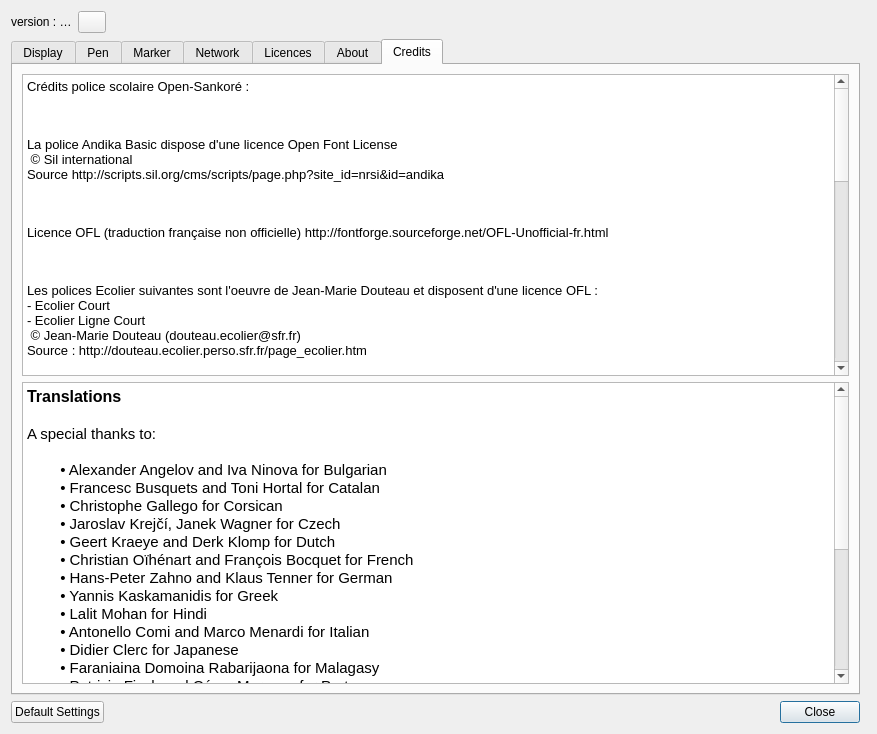
The window that resources/forms/preferences.ui (davidguyomarch/Sankore) describes before a commit, drawn with Qt 5.
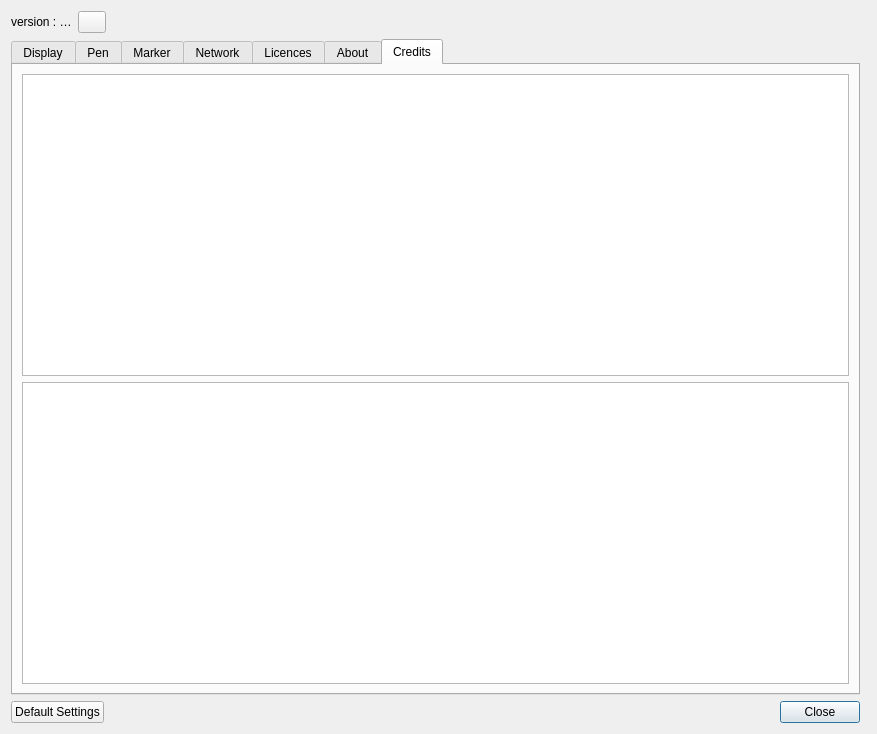
The same window after the commit. The open tabs and pages were chosen to show the change. Icons and pictures are not drawn.

```diff
--- a/resources/forms/preferences.ui
+++ b/resources/forms/preferences.ui
@@ -2691,62 +2691,7 @@
        <item>
         <widget class="QTextBrowser" name="credentialTextBrowser">
          <property name="html">
-          <string notr="true">&lt;!DOCTYPE HTML PUBLIC &quot;-//W3C//DTD HTML 4.0//EN&quot; &quot;http://www.w3.org/TR/REC-html40/strict.dtd&quot;&gt;
-&lt;html&gt;&lt;head&gt;&lt;meta name=&quot;qrichtext&quot; content=&quot;1&quot; /&gt;&lt;style type=&quot;text/css&quot;&gt;
-p, li { white-space: pre-wrap; }
-&lt;/style&gt;&lt;/head&gt;&lt;body style=&quot; font-family:'MS Shell Dlg 2'; font-size:8.25pt; font-weight:400; font-style:normal;&quot;&gt;
-&lt;p style=&quot; margin-top:0px; margin-bottom:0px; margin-left:0px; margin-right:0px; -qt-block-indent:0; text-indent:0px;&quot;&gt;&lt;span style=&quot; font-family:'Ubuntu'; font-size:10pt;&quot;&gt;Crédits police scolaire Open-Sankoré : &lt;/span&gt;&lt;/p&gt;
-&lt;p style=&quot;-qt-paragraph-type:empty; margin-top:0px; margin-bottom:0px; margin-left:0px; margin-right:0px; -qt-block-indent:0; text-indent:0px; font-family:'Ubuntu'; font-size:10pt;&quot;&gt;&lt;br /&gt;&lt;/p&gt;
-&lt;p style=&quot; margin-top:0px; margin-bottom:0px; margin-left:0px; margin-right:0px; -qt-block-indent:0; text-indent:0px;&quot;&gt;&lt;span style=&quot; font-family:'Ubuntu'; font-size:10pt;&quot;&gt;&lt;br /&gt;&lt;/span&gt;&lt;/p&gt;
-&lt;p style=&quot; margin-top:0px; margin-bottom:0px; margin-left:0px; margin-right:0px; -qt-block-indent:0; text-indent:0px;&quot;&gt;&lt;span style=&quot; font-family:'Ubuntu'; font-size:10pt;&quot;&gt;La police Andika Basic dispose d'une licence Open Font License &lt;/span&gt;&lt;/p&gt;
-&lt;p style=&quot; margin-top:0px; margin-bottom:0px; margin-left:0px; margin-right:0px; -qt-block-indent:0; text-indent:0px;&quot;&gt;&lt;span style=&quot; font-family:'Ubuntu'; font-size:10pt;&quot;&gt; © Sil international&lt;/span&gt;&lt;/p&gt;
-&lt;p style=&quot; margin-top:0px; margin-bottom:0px; margin-left:0px; margin-right:0px; -qt-block-indent:0; text-indent:0px;&quot;&gt;&lt;span style=&quot; font-family:'Ubuntu'; font-size:10pt;&quot;&gt;Source http://scripts.sil.org/cms/scripts/page.php?site_id=nrsi&amp;amp;id=andika&lt;/span&gt;&lt;/p&gt;
-&lt;p style=&quot;-qt-paragraph-type:empty; margin-top:0px; margin-bottom:0px; margin-left:0px; margin-right:0px; -qt-block-indent:0; text-indent:0px; font-family:'Ubuntu'; font-size:10pt;&quot;&gt;&lt;br /&gt;&lt;/p&gt;
-&lt;p style=&quot; margin-top:0px; margin-bottom:0px; margin-left:0px; margin-right:0px; -qt-block-indent:0; text-indent:0px;&quot;&gt;&lt;span style=&quot; font-family:'Ubuntu'; font-size:10pt;&quot;&gt;&lt;br /&gt;&lt;/span&gt;&lt;/p&gt;
-&lt;p style=&quot; margin-top:0px; margin-bottom:0px; margin-left:0px; margin-right:0px; -qt-block-indent:0; text-indent:0px;&quot;&gt;&lt;span style=&quot; font-family:'Ubuntu'; font-size:10pt;&quot;&gt;Licence OFL (traduction française non officielle) http://fontforge.sourceforge.net/OFL-Unofficial-fr.html&lt;/span&gt;&lt;/p&gt;
-&lt;p style=&quot;-qt-paragraph-type:empty; margin-top:0px; margin-bottom:0px; margin-left:0px; margin-right:0px; -qt-block-indent:0; text-indent:0px; font-family:'Ubuntu'; font-size:10pt;&quot;&gt;&lt;br /&gt;&lt;/p&gt;
-&lt;p style=&quot; margin-top:0px; margin-bottom:0px; margin-left:0px; margin-right:0px; -qt-block-indent:0; text-indent:0px;&quot;&gt;&lt;span style=&quot; font-family:'Ubuntu'; font-size:10pt;&quot;&gt;&lt;br /&gt;&lt;/span&gt;&lt;/p&gt;
-&lt;p style=&quot; margin-top:0px; margin-bottom:0px; margin-left:0px; margin-right:0px; -qt-block-indent:0; text-indent:0px;&quot;&gt;&lt;span style=&quot; font-family:'Ubuntu'; font-size:10pt;&quot;&gt;Les polices Ecolier suivantes sont l'oeuvre de Jean-Marie Douteau et disposent d'une licence OFL : &lt;/span&gt;&lt;/p&gt;
-&lt;p style=&quot; margin-top:0px; margin-bottom:0px; margin-left:0px; margin-right:0px; -qt-block-indent:0; text-indent:0px;&quot;&gt;&lt;span style=&quot; font-family:'Ubuntu'; font-size:10pt;&quot;&gt;- Ecolier Court &lt;/span&gt;&lt;/p&gt;
-&lt;p style=&quot; margin-top:0px; margin-bottom:0px; margin-left:0px; margin-right:0px; -qt-block-indent:0; text-indent:0px;&quot;&gt;&lt;span style=&quot; font-family:'Ubuntu'; font-size:10pt;&quot;&gt;- Ecolier Ligne Court&lt;/span&gt;&lt;/p&gt;
-&lt;p style=&quot; margin-top:0px; margin-bottom:0px; margin-left:0px; margin-right:0px; -qt-block-indent:0; text-indent:0px;&quot;&gt;&lt;span style=&quot; font-family:'Ubuntu'; font-size:10pt;&quot;&gt; © Jean-Marie Douteau (douteau.ecolier@sfr.fr)&lt;/span&gt;&lt;/p&gt;
-&lt;p style=&quot; margin-top:0px; margin-bottom:0px; margin-left:0px; margin-right:0px; -qt-block-indent:0; text-indent:0px;&quot;&gt;&lt;span style=&quot; font-family:'Ubuntu'; font-size:10pt;&quot;&gt;Source : http://douteau.ecolier.perso.sfr.fr/page_ecolier.htm&lt;/span&gt;&lt;/p&gt;
-&lt;p style=&quot;-qt-paragraph-type:empty; margin-top:0px; margin-bottom:0px; margin-left:0px; margin-right:0px; -qt-block-indent:0; text-indent:0px; font-family:'Ubuntu'; font-size:10pt;&quot;&gt;&lt;br /&gt;&lt;/p&gt;
-&lt;p style=&quot; margin-top:0px; margin-bottom:0px; margin-left:0px; margin-right:0px; -qt-block-indent:0; text-indent:0px;&quot;&gt;&lt;span style=&quot; font-family:'Ubuntu'; font-size:10pt;&quot;&gt;&lt;br /&gt;&lt;/span&gt;&lt;/p&gt;
-&lt;p style=&quot; margin-top:0px; margin-bottom:0px; margin-left:0px; margin-right:0px; -qt-block-indent:0; text-indent:0px;&quot;&gt;&lt;span style=&quot; font-family:'Ubuntu'; font-size:10pt;&quot;&gt;Les polices Ecolier suivantes sont l'oeuvre de Jean-Marie Douteau et disposent d'une licence Creative Commons BY NC ND :&lt;/span&gt;&lt;/p&gt;
-&lt;p style=&quot; margin-top:0px; margin-bottom:0px; margin-left:0px; margin-right:0px; -qt-block-indent:0; text-indent:0px;&quot;&gt;&lt;span style=&quot; font-family:'Ubuntu'; font-size:10pt;&quot;&gt;- Ecolier lignes pointillés&lt;/span&gt;&lt;/p&gt;
-&lt;p style=&quot; margin-top:0px; margin-bottom:0px; margin-left:0px; margin-right:0px; -qt-block-indent:0; text-indent:0px;&quot;&gt;&lt;span style=&quot; font-family:'Ubuntu'; font-size:10pt;&quot;&gt;- Écolier pointillés&lt;/span&gt;&lt;/p&gt;
-&lt;p style=&quot; margin-top:0px; margin-bottom:0px; margin-left:0px; margin-right:0px; -qt-block-indent:0; text-indent:0px;&quot;&gt;&lt;span style=&quot; font-family:'Ubuntu'; font-size:10pt;&quot;&gt;- Écolier CP&lt;/span&gt;&lt;/p&gt;
-&lt;p style=&quot; margin-top:0px; margin-bottom:0px; margin-left:0px; margin-right:0px; -qt-block-indent:0; text-indent:0px;&quot;&gt;&lt;span style=&quot; font-family:'Ubuntu'; font-size:10pt;&quot;&gt;- Écolier CP pointillés&lt;/span&gt;&lt;/p&gt;
-&lt;p style=&quot; margin-top:0px; margin-bottom:0px; margin-left:0px; margin-right:0px; -qt-block-indent:0; text-indent:0px;&quot;&gt;&lt;span style=&quot; font-family:'Ubuntu'; font-size:10pt;&quot;&gt; © Jean-Marie Douteau (douteau.ecolier@sfr.fr)&lt;/span&gt;&lt;/p&gt;
-&lt;p style=&quot; margin-top:0px; margin-bottom:0px; margin-left:0px; margin-right:0px; -qt-block-indent:0; text-indent:0px;&quot;&gt;&lt;span style=&quot; font-family:'Ubuntu'; font-size:10pt;&quot;&gt;Source : http://douteau.ecolier.perso.sfr.fr/page_ecolier.htm&lt;/span&gt;&lt;/p&gt;
-&lt;p style=&quot;-qt-paragraph-type:empty; margin-top:0px; margin-bottom:0px; margin-left:0px; margin-right:0px; -qt-block-indent:0; text-indent:0px; font-family:'Ubuntu'; font-size:10pt;&quot;&gt;&lt;br /&gt;&lt;/p&gt;
-&lt;p style=&quot; margin-top:0px; margin-bottom:0px; margin-left:0px; margin-right:0px; -qt-block-indent:0; text-indent:0px;&quot;&gt;&lt;span style=&quot; font-family:'Ubuntu'; font-size:10pt;&quot;&gt;&lt;br /&gt;&lt;/span&gt;&lt;/p&gt;
-&lt;p style=&quot; margin-top:0px; margin-bottom:0px; margin-left:0px; margin-right:0px; -qt-block-indent:0; text-indent:0px;&quot;&gt;&lt;span style=&quot; font-family:'Ubuntu'; font-size:10pt;&quot;&gt;Les polices Cursive sont l'oeuvre d'Antoine Fetet (antoine.fetet@laposte.net) à partir d'une police proposée par Jean-Claude Gineau&lt;/span&gt;&lt;/p&gt;
-&lt;p style=&quot; margin-top:0px; margin-bottom:0px; margin-left:0px; margin-right:0px; -qt-block-indent:0; text-indent:0px;&quot;&gt;&lt;span style=&quot; font-family:'Ubuntu'; font-size:10pt;&quot;&gt;Source : http://lps13.free.fr/contenu/construire/Cursive_standard.zip et http://fr.fontriver.com/font/gino_school_script/&lt;/span&gt;&lt;/p&gt;
-&lt;p style=&quot; margin-top:0px; margin-bottom:0px; margin-left:0px; margin-right:0px; -qt-block-indent:0; text-indent:0px;&quot;&gt;&lt;span style=&quot; font-family:'Ubuntu'; font-size:10pt;&quot;&gt;L'auteur en autorise l'utilisation dans le cadre du logiciel open-Sankoré pour un usage non commercial&lt;/span&gt;&lt;/p&gt;
-&lt;p style=&quot;-qt-paragraph-type:empty; margin-top:0px; margin-bottom:0px; margin-left:0px; margin-right:0px; -qt-block-indent:0; text-indent:0px; font-family:'Ubuntu'; font-size:10pt;&quot;&gt;&lt;br /&gt;&lt;/p&gt;
-&lt;p style=&quot; margin-top:0px; margin-bottom:0px; margin-left:0px; margin-right:0px; -qt-block-indent:0; text-indent:0px;&quot;&gt;&lt;span style=&quot; font-family:'Ubuntu'; font-size:10pt;&quot;&gt;&lt;br /&gt;&lt;/span&gt;&lt;/p&gt;
-&lt;p style=&quot; margin-top:0px; margin-bottom:0px; margin-left:0px; margin-right:0px; -qt-block-indent:0; text-indent:0px;&quot;&gt;&lt;span style=&quot; font-family:'Ubuntu'; font-size:10pt;&quot;&gt;Les polices Script (Ecole et CaseEcole) sont l'oeuvre d'Henri Rogelet&lt;/span&gt;&lt;/p&gt;
-&lt;p style=&quot; margin-top:0px; margin-bottom:0px; margin-left:0px; margin-right:0px; -qt-block-indent:0; text-indent:0px;&quot;&gt;&lt;span style=&quot; font-family:'Ubuntu'; font-size:10pt;&quot;&gt;Source : http://pointecole.free.fr/polices/SCRIPTCO.zip&lt;/span&gt;&lt;/p&gt;
-&lt;p style=&quot; margin-top:0px; margin-bottom:0px; margin-left:0px; margin-right:0px; -qt-block-indent:0; text-indent:0px;&quot;&gt;&lt;span style=&quot; font-family:'Ubuntu'; font-size:10pt;&quot;&gt;Source : http://pointecole.free.fr/polices/SCRIPTCA.zip&lt;/span&gt;&lt;/p&gt;
-&lt;p style=&quot; margin-top:0px; margin-bottom:0px; margin-left:0px; margin-right:0px; -qt-block-indent:0; text-indent:0px;&quot;&gt;&lt;span style=&quot; font-family:'Ubuntu'; font-size:10pt;&quot;&gt; © Henri Rogelet &amp;lt;h.rogelet@free.fr&amp;gt;&lt;/span&gt;&lt;/p&gt;
-&lt;p style=&quot; margin-top:0px; margin-bottom:0px; margin-left:0px; margin-right:0px; -qt-block-indent:0; text-indent:0px;&quot;&gt;&lt;span style=&quot; font-family:'Ubuntu'; font-size:10pt;&quot;&gt;Autorisation pour un usage non commercial&lt;/span&gt;&lt;/p&gt;
-&lt;p style=&quot; margin-top:0px; margin-bottom:0px; margin-left:0px; margin-right:0px; -qt-block-indent:0; text-indent:0px;&quot;&gt;&lt;span style=&quot; font-family:'Ubuntu'; font-size:10pt;&quot;&gt;Source : http://pointecole.free.fr/polices.html&lt;/span&gt;&lt;/p&gt;
-&lt;p style=&quot;-qt-paragraph-type:empty; margin-top:0px; margin-bottom:0px; margin-left:0px; margin-right:0px; -qt-block-indent:0; text-indent:0px; font-family:'Ubuntu'; font-size:10pt;&quot;&gt;&lt;br /&gt;&lt;/p&gt;
-&lt;p style=&quot; margin-top:0px; margin-bottom:0px; margin-left:0px; margin-right:0px; -qt-block-indent:0; text-indent:0px;&quot;&gt;&lt;span style=&quot; font-family:'Ubuntu'; font-size:10pt;&quot;&gt;&lt;br /&gt;&lt;/span&gt;&lt;/p&gt;
-&lt;p style=&quot; margin-top:0px; margin-bottom:0px; margin-left:0px; margin-right:0px; -qt-block-indent:0; text-indent:0px;&quot;&gt;&lt;span style=&quot; font-family:'Ubuntu'; font-size:10pt;&quot;&gt;La police phonétique, Alphonet est l'oeuvre d'Henri Rogelet&lt;/span&gt;&lt;/p&gt;
-&lt;p style=&quot; margin-top:0px; margin-bottom:0px; margin-left:0px; margin-right:0px; -qt-block-indent:0; text-indent:0px;&quot;&gt;&lt;span style=&quot; font-family:'Ubuntu'; font-size:10pt;&quot;&gt;Source : http://pointecole.free.fr/polices/ALPHONET.zip&lt;/span&gt;&lt;/p&gt;
-&lt;p style=&quot; margin-top:0px; margin-bottom:0px; margin-left:0px; margin-right:0px; -qt-block-indent:0; text-indent:0px;&quot;&gt;&lt;span style=&quot; font-family:'Ubuntu'; font-size:10pt;&quot;&gt; © Henri Rogelet &amp;lt;h.rogelet@free.fr&amp;gt;&lt;/span&gt;&lt;/p&gt;
-&lt;p style=&quot; margin-top:0px; margin-bottom:0px; margin-left:0px; margin-right:0px; -qt-block-indent:0; text-indent:0px;&quot;&gt;&lt;span style=&quot; font-family:'Ubuntu'; font-size:10pt;&quot;&gt;Autorisation pour un usage non commercial&lt;/span&gt;&lt;/p&gt;
-&lt;p style=&quot; margin-top:0px; margin-bottom:0px; margin-left:0px; margin-right:0px; -qt-block-indent:0; text-indent:0px;&quot;&gt;&lt;span style=&quot; font-family:'Ubuntu'; font-size:10pt;&quot;&gt;Source : http://pointecole.free.fr/polices.html&lt;/span&gt;&lt;/p&gt;
-&lt;p style=&quot;-qt-paragraph-type:empty; margin-top:0px; margin-bottom:0px; margin-left:0px; margin-right:0px; -qt-block-indent:0; text-indent:0px; font-family:'Ubuntu'; font-size:10pt;&quot;&gt;&lt;br /&gt;&lt;/p&gt;
-&lt;p style=&quot;-qt-paragraph-type:empty; margin-top:0px; margin-bottom:0px; margin-left:0px; margin-right:0px; -qt-block-indent:0; text-indent:0px; font-family:'Ubuntu'; font-size:10pt;&quot;&gt;&lt;br /&gt;&lt;/p&gt;
-&lt;p style=&quot;-qt-paragraph-type:empty; margin-top:0px; margin-bottom:0px; margin-left:0px; margin-right:0px; -qt-block-indent:0; text-indent:0px; font-family:'Ubuntu'; font-size:10pt;&quot;&gt;&lt;br /&gt;&lt;/p&gt;
-&lt;p style=&quot; margin-top:0px; margin-bottom:0px; margin-left:0px; margin-right:0px; -qt-block-indent:0; text-indent:0px;&quot;&gt;&lt;span style=&quot; font-family:'Ubuntu'; font-size:10pt;&quot;&gt;Les polices EcritureA et EcritureB sont l'oeuvre du &lt;/span&gt;&lt;/p&gt;
-&lt;p style=&quot; margin-top:0px; margin-bottom:0px; margin-left:0px; margin-right:0px; -qt-block-indent:0; text-indent:0px;&quot;&gt;&lt;span style=&quot; font-family:'Ubuntu'; font-size:10pt;&quot;&gt;DGESCO - Bureau des usages numériques et des ressources pédagogiques&lt;/span&gt;&lt;/p&gt;
-&lt;p style=&quot; margin-top:0px; margin-bottom:0px; margin-left:0px; margin-right:0px; -qt-block-indent:0; text-indent:0px;&quot;&gt;&lt;span style=&quot; font-family:'Ubuntu'; font-size:10pt;&quot;&gt;Laurence Bedoin et Malou Verlomme&lt;/span&gt;&lt;/p&gt;
-&lt;p style=&quot; margin-top:0px; margin-bottom:0px; margin-left:0px; margin-right:0px; -qt-block-indent:0; text-indent:0px;&quot;&gt;&lt;span style=&quot; font-family:'Ubuntu'; font-size:10pt;&quot;&gt;Source : http://eduscol.education.fr/cid72979/polices-de-caracteres-cursives-pour-l-enseignement-de-l-ecriture.html&lt;/span&gt;&lt;/p&gt;&lt;/body&gt;&lt;/html&gt;</string>
+          <string notr="true"></string>
          </property>
          <property name="textInteractionFlags">
           <set>Qt::TextSelectableByKeyboard|Qt::TextSelectableByMouse</set>
@@ -2765,39 +2710,7 @@
           <bool>false</bool>
          </property>
          <property name="html">
-          <string>&lt;!DOCTYPE HTML PUBLIC &quot;-//W3C//DTD HTML 4.0//EN&quot; &quot;http://www.w3.org/TR/REC-html40/strict.dtd&quot;&gt;
-&lt;html&gt;&lt;head&gt;&lt;meta name=&quot;qrichtext&quot; content=&quot;1&quot; /&gt;&lt;style type=&quot;text/css&quot;&gt;
-p, li { white-space: pre-wrap; }
-&lt;/style&gt;&lt;/head&gt;&lt;body style=&quot; font-family:'MS Shell Dlg 2'; font-size:8.25pt; font-weight:400; font-style:normal;&quot;&gt;
-&lt;p style=&quot; margin-top:0px; margin-bottom:0px; margin-left:0px; margin-right:0px; -qt-block-indent:0; text-indent:0px;&quot;&gt;&lt;span style=&quot; font-family:'Cantarell'; font-size:12pt; font-weight:600;&quot;&gt;Translations&lt;/span&gt;&lt;/p&gt;
-&lt;p style=&quot;-qt-paragraph-type:empty; margin-top:0px; margin-bottom:0px; margin-left:0px; margin-right:0px; -qt-block-indent:0; text-indent:0px; font-family:'Cantarell'; font-size:12pt; font-weight:600;&quot;&gt;&lt;br /&gt;&lt;/p&gt;
-&lt;p style=&quot; margin-top:0px; margin-bottom:0px; margin-left:0px; margin-right:0px; -qt-block-indent:0; text-indent:0px;&quot;&gt;&lt;span style=&quot; font-family:'Cantarell'; font-size:11pt;&quot;&gt;A special thanks to:&lt;/span&gt;&lt;/p&gt;
-&lt;p style=&quot;-qt-paragraph-type:empty; margin-top:0px; margin-bottom:0px; margin-left:0px; margin-right:0px; -qt-block-indent:0; text-indent:0px; font-family:'Cantarell'; font-size:11pt;&quot;&gt;&lt;br /&gt;&lt;/p&gt;
-&lt;p style=&quot; margin-top:0px; margin-bottom:0px; margin-left:0px; margin-right:0px; -qt-block-indent:0; text-indent:0px;&quot;&gt;&lt;span style=&quot; font-family:'Cantarell'; font-size:11pt;&quot;&gt;        • Alexander Angelov and Iva Ninova for Bulgarian&lt;/span&gt;&lt;/p&gt;
-&lt;p style=&quot; margin-top:0px; margin-bottom:0px; margin-left:0px; margin-right:0px; -qt-block-indent:0; text-indent:0px;&quot;&gt;&lt;span style=&quot; font-family:'Cantarell'; font-size:11pt;&quot;&gt;        • Francesc Busquets and Toni Hortal for Catalan&lt;/span&gt;&lt;/p&gt;
-&lt;p style=&quot; margin-top:0px; margin-bottom:0px; margin-left:0px; margin-right:0px; -qt-block-indent:0; text-indent:0px;&quot;&gt;&lt;span style=&quot; font-family:'Cantarell'; font-size:11pt;&quot;&gt;        • Christophe Gallego for Corsican&lt;/span&gt;&lt;/p&gt;
-&lt;p style=&quot; margin-top:0px; margin-bottom:0px; margin-left:0px; margin-right:0px; -qt-block-indent:0; text-indent:0px;&quot;&gt;&lt;span style=&quot; font-family:'Cantarell'; font-size:11pt;&quot;&gt;        • Jaroslav Krejčí, Janek Wagner for Czech&lt;/span&gt;&lt;/p&gt;
-&lt;p style=&quot; margin-top:0px; margin-bottom:0px; margin-left:0px; margin-right:0px; -qt-block-indent:0; text-indent:0px;&quot;&gt;&lt;span style=&quot; font-family:'Cantarell'; font-size:11pt;&quot;&gt;        • Geert Kraeye and Derk Klomp for Dutch&lt;/span&gt;&lt;/p&gt;
-&lt;p style=&quot; margin-top:0px; margin-bottom:0px; margin-left:0px; margin-right:0px; -qt-block-indent:0; text-indent:0px;&quot;&gt;&lt;span style=&quot; font-family:'Cantarell'; font-size:11pt;&quot;&gt;        • Christian Oïhénart and François Bocquet for French&lt;/span&gt;&lt;/p&gt;
-&lt;p style=&quot; margin-top:0px; margin-bottom:0px; margin-left:0px; margin-right:0px; -qt-block-indent:0; text-indent:0px;&quot;&gt;&lt;span style=&quot; font-family:'Cantarell'; font-size:11pt;&quot;&gt;        • Hans-Peter Zahno and Klaus Tenner for German&lt;/span&gt;&lt;/p&gt;
-&lt;p style=&quot; margin-top:0px; margin-bottom:0px; margin-left:0px; margin-right:0px; -qt-block-indent:0; text-indent:0px;&quot;&gt;&lt;span style=&quot; font-family:'Cantarell'; font-size:11pt;&quot;&gt;        • Yannis Kaskamanidis for Greek&lt;/span&gt;&lt;/p&gt;
-&lt;p style=&quot; margin-top:0px; margin-bottom:0px; margin-left:0px; margin-right:0px; -qt-block-indent:0; text-indent:0px;&quot;&gt;&lt;span style=&quot; font-family:'Cantarell'; font-size:11pt;&quot;&gt;        • Lalit Mohan for Hindi&lt;/span&gt;&lt;/p&gt;
-&lt;p style=&quot; margin-top:0px; margin-bottom:0px; margin-left:0px; margin-right:0px; -qt-block-indent:0; text-indent:0px;&quot;&gt;&lt;span style=&quot; font-family:'Cantarell'; font-size:11pt;&quot;&gt;        • Antonello Comi and Marco Menardi for Italian&lt;/span&gt;&lt;/p&gt;
-&lt;p style=&quot; margin-top:0px; margin-bottom:0px; margin-left:0px; margin-right:0px; -qt-block-indent:0; text-indent:0px;&quot;&gt;&lt;span style=&quot; font-family:'Cantarell'; font-size:11pt;&quot;&gt;        • Didier Clerc for Japanese&lt;/span&gt;&lt;/p&gt;
-&lt;p style=&quot; margin-top:0px; margin-bottom:0px; margin-left:0px; margin-right:0px; -qt-block-indent:0; text-indent:0px;&quot;&gt;&lt;span style=&quot; font-family:'Cantarell'; font-size:11pt;&quot;&gt;        • Faraniaina Domoina Rabarijaona for Malagasy&lt;/span&gt;&lt;/p&gt;
-&lt;p style=&quot; margin-top:0px; margin-bottom:0px; margin-left:0px; margin-right:0px; -qt-block-indent:0; text-indent:0px;&quot;&gt;&lt;span style=&quot; font-family:'Cantarell'; font-size:11pt;&quot;&gt;        • Patricia Fisch and César Marques for Portuguese&lt;/span&gt;&lt;/p&gt;
-&lt;p style=&quot; margin-top:0px; margin-bottom:0px; margin-left:0px; margin-right:0px; -qt-block-indent:0; text-indent:0px;&quot;&gt;&lt;span style=&quot; font-family:'Cantarell'; font-size:11pt;&quot;&gt;        • Ilia Ryabokon for Russian&lt;/span&gt;&lt;/p&gt;
-&lt;p style=&quot; margin-top:0px; margin-bottom:0px; margin-left:0px; margin-right:0px; -qt-block-indent:0; text-indent:0px;&quot;&gt;&lt;span style=&quot; font-family:'Cantarell'; font-size:11pt;&quot;&gt;        • Anki Chen for Traditional Chinese&lt;/span&gt;&lt;/p&gt;
-&lt;p style=&quot; margin-top:0px; margin-bottom:0px; margin-left:0px; margin-right:0px; -qt-block-indent:0; text-indent:0px;&quot;&gt;&lt;span style=&quot; font-family:'Cantarell'; font-size:11pt;&quot;&gt;        • Jaroslav Ryník for Slovak&lt;/span&gt;&lt;/p&gt;
-&lt;p style=&quot; margin-top:0px; margin-bottom:0px; margin-left:0px; margin-right:0px; -qt-block-indent:0; text-indent:0px;&quot;&gt;&lt;span style=&quot; font-family:'Cantarell'; font-size:11pt;&quot;&gt;        • Dorian Fuentes and Juan José Gutiérrez Aparicio for Spanish&lt;/span&gt;&lt;/p&gt;
-&lt;p style=&quot; margin-top:0px; margin-bottom:0px; margin-left:0px; margin-right:0px; -qt-block-indent:0; text-indent:0px;&quot;&gt;&lt;span style=&quot; font-family:'Cantarell'; font-size:11pt;&quot;&gt;        • Ferhat Ozkasgarli for Turkish&lt;/span&gt;&lt;/p&gt;
-&lt;p style=&quot; margin-top:0px; margin-bottom:0px; margin-left:0px; margin-right:0px; -qt-block-indent:0; text-indent:0px;&quot;&gt;&lt;span style=&quot; font-family:'Cantarell'; font-size:11pt;&quot;&gt;        • Ana Feito and Enrique Fernandez for Galician&lt;/span&gt;&lt;/p&gt;
-&lt;p style=&quot;-qt-paragraph-type:empty; margin-top:0px; margin-bottom:0px; margin-left:0px; margin-right:0px; -qt-block-indent:0; text-indent:0px; font-family:'Cantarell'; font-size:11pt;&quot;&gt;&lt;br /&gt;&lt;/p&gt;
-&lt;p style=&quot; margin-top:0px; margin-bottom:0px; margin-left:0px; margin-right:0px; -qt-block-indent:0; text-indent:0px;&quot;&gt;&lt;span style=&quot; font-family:'Cantarell'; font-size:12pt; font-weight:600;&quot;&gt;Icons&lt;/span&gt;&lt;/p&gt;
-&lt;p style=&quot;-qt-paragraph-type:empty; margin-top:0px; margin-bottom:0px; margin-left:0px; margin-right:0px; -qt-block-indent:0; text-indent:0px; font-family:'Cantarell'; font-size:12pt; font-weight:600;&quot;&gt;&lt;br /&gt;&lt;/p&gt;
-&lt;p style=&quot; margin-top:0px; margin-bottom:0px; margin-left:0px; margin-right:0px; -qt-block-indent:0; text-indent:0px;&quot;&gt;&lt;span style=&quot; font-family:'Cantarell'; font-size:11pt;&quot;&gt;A special thanks to:&lt;/span&gt;&lt;/p&gt;
-&lt;p style=&quot;-qt-paragraph-type:empty; margin-top:0px; margin-bottom:0px; margin-left:0px; margin-right:0px; -qt-block-indent:0; text-indent:0px; font-family:'Cantarell'; font-size:11pt;&quot;&gt;&lt;br /&gt;&lt;/p&gt;
-&lt;p style=&quot; margin-top:0px; margin-bottom:0px; margin-left:0px; margin-right:0px; -qt-block-indent:0; text-indent:0px;&quot;&gt;&lt;span style=&quot; font-family:'Cantarell'; font-size:11pt;&quot;&gt;        • Yusuke Kamiyamane for teacherGuide icons&lt;/span&gt;&lt;/p&gt;&lt;/body&gt;&lt;/html&gt;</string>
+          <string></string>
          </property>
         </widget>
        </item>
```
Left out of the diff: 96 changed lines with no effect on the pictures.
